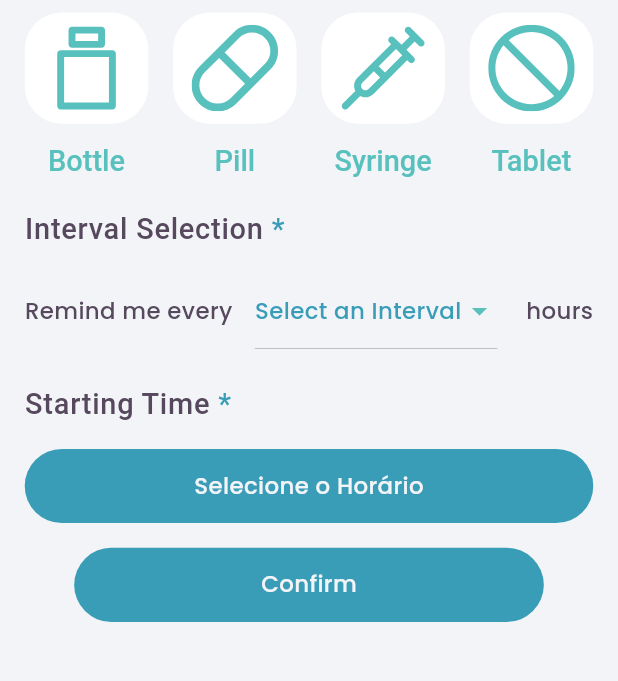
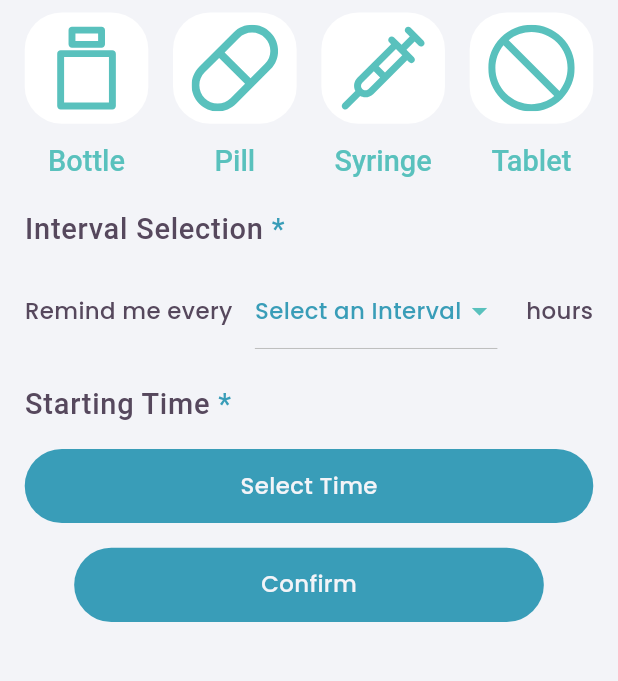
Before and after one commit to thiago082882/Medicine, a Flutter app: the screen it shows after launch, after a tap on the "add" icon, on a phone screen of 412 x 824 dp, the part 531-1212 px from its top. Run offline on Flutter 3.47's test engine with Material 3 defaults, Android fonts, the phone set to English and light mode, and no system bars; our stand-ins replace flare_flutter, flutter_local_notifications, flutter_svg, google_fonts, rxdart, shared_preferences and 2 more.

Commit message:
notificacoes ajustada

```diff
--- a/medicine/lib/main.dart
+++ b/medicine/lib/main.dart
@@ -1,7 +1,7 @@
 import 'package:flutter/material.dart';
 import 'package:google_fonts/google_fonts.dart';
-import 'package:medicine/constants.dart';
-import 'package:medicine/global_bloc.dart';
+import 'package:medicine/utils/constants.dart';
+import 'package:medicine/utils/global_bloc.dart';
 import 'package:medicine/pages/home_page.dart';
 import 'package:medicine/pages/new_entry/new_entry_bloc.dart';
 import 'package:provider/provider.dart';
--- a/medicine/lib/models/medicine.dart
+++ b/medicine/lib/models/medicine.dart
@@ -4,7 +4,7 @@ class Medicine {
   final int? dosage;
   final String? medicineType;
   final int? interval;
-  final String? startTime;
+  late final String? startTime;
 
   Medicine(
       {this.notificationIDs,
--- a/medicine/lib/pages/home_page.dart
+++ b/medicine/lib/pages/home_page.dart
@@ -1,6 +1,6 @@
 import 'package:flutter/material.dart';
 import 'package:flutter_svg/flutter_svg.dart';
-import 'package:medicine/constants.dart';
+import 'package:medicine/utils/constants.dart';
 import 'package:medicine/main.dart';
 import 'package:medicine/models/medicine.dart';
 import 'package:medicine/pages/medicine_details/medicine_details.dart';
@@ -8,7 +8,7 @@ import 'package:medicine/pages/new_entry/new_entry_page.dart';
 import 'package:provider/provider.dart';
 import 'package:sizer/sizer.dart';
 
-import '../global_bloc.dart';
+import '../utils/global_bloc.dart';
 
 class HomePage extends StatelessWidget {
   const HomePage({super.key});
--- a/medicine/lib/pages/medicine_details/medicine_details.dart
+++ b/medicine/lib/pages/medicine_details/medicine_details.dart
@@ -1,7 +1,7 @@
 import 'package:flutter/material.dart';
 import 'package:flutter_svg/flutter_svg.dart';
-import 'package:medicine/constants.dart';
-import 'package:medicine/global_bloc.dart';
+import 'package:medicine/utils/constants.dart';
+import 'package:medicine/utils/global_bloc.dart';
 import 'package:medicine/models/medicine.dart';
 import 'package:provider/provider.dart';
 import 'package:sizer/sizer.dart';
--- a/medicine/lib/global_bloc.dart
+++ b/medicine/lib/utils/global_bloc.dart
@@ -2,7 +2,7 @@ import 'dart:convert';
 import 'package:flutter_local_notifications/flutter_local_notifications.dart';
 import 'package:rxdart/rxdart.dart';
 import 'package:shared_preferences/shared_preferences.dart';
-import 'models/medicine.dart';
+import '../models/medicine.dart';
 
 class GlobalBloc {
   BehaviorSubject<List<Medicine>>? _medicineList$;
@@ -13,7 +13,7 @@ class GlobalBloc {
     makeMedicineList();
   }
 
-  Future removeMedicine(Medicine tobeRemoved) async {
+  Future<void> removeMedicine(Medicine tobeRemoved) async {
     FlutterLocalNotificationsPlugin flutterLocalNotificationsPlugin =
     FlutterLocalNotificationsPlugin();
     SharedPreferences sharedUser = await SharedPreferences.getInstance();
@@ -23,7 +23,7 @@ class GlobalBloc {
     blockList.removeWhere(
             (medicine) => medicine.medicineName == tobeRemoved.medicineName);
 
-    //remove notifications,todo
+    // Remove notificações
     for (int i = 0; i < (24 / tobeRemoved.interval!).floor(); i++) {
       flutterLocalNotificationsPlugin
           .cancel(int.parse(tobeRemoved.notificationIDs![i]));
@@ -40,13 +40,13 @@ class GlobalBloc {
     _medicineList$!.add(blockList);
   }
 
-  Future updateMedicineList(Medicine newMedicine) async {
+  Future<void> updateMedicineList(Medicine newMedicine) async {
     var blocList = _medicineList$!.value;
     blocList.add(newMedicine);
     _medicineList$!.add(blocList);
 
     Map<String, dynamic> tempMap = newMedicine.toJson();
-    SharedPreferences? sharedUser = await SharedPreferences.getInstance();
+    SharedPreferences sharedUser = await SharedPreferences.getInstance();
     String newMedicineJson = jsonEncode(tempMap);
     List<String> medicineJsonList = [];
     if (sharedUser.getStringList('medicines') == null) {
@@ -58,8 +58,8 @@ class GlobalBloc {
     sharedUser.setStringList('medicines', medicineJsonList);
   }
 
-  Future makeMedicineList() async {
-    SharedPreferences? sharedUser = await SharedPreferences.getInstance();
+  Future<void> makeMedicineList() async {
+    SharedPreferences sharedUser = await SharedPreferences.getInstance();
     List<String>? jsonList = sharedUser.getStringList('medicines');
     List<Medicine> prefList = [];
 
@@ -71,7 +71,7 @@ class GlobalBloc {
         Medicine tempMedicine = Medicine.fromJson(userMap);
         prefList.add(tempMedicine);
       }
-      //state update
+      // Atualiza o estado
       _medicineList$!.add(prefList);
     }
   }
--- /dev/null
+++ b/medicine/lib/utils/select_time.dart
@@ -0,0 +1,67 @@
+import 'package:flutter/cupertino.dart';
+import 'package:flutter/material.dart';
+import 'package:provider/provider.dart';
+import 'package:sizer/sizer.dart';
+import '../common/convert_time.dart';
+import 'constants.dart';
+import '../pages/new_entry/new_entry_bloc.dart';
+
+class SelectTime extends StatefulWidget {
+  const SelectTime({Key? key}) : super(key: key);
+
+  @override
+  State<SelectTime> createState() => _SelectTimeState();
+}
+
+class _SelectTimeState extends State<SelectTime> {
+  TimeOfDay _time = const TimeOfDay(hour: 0, minute: 00);
+  bool _clicked = false;
+
+  Future<TimeOfDay> _selectTime() async {
+    final NewEntryBloc newEntryBloc =
+    Provider.of<NewEntryBloc>(context, listen: false);
+
+    final TimeOfDay? picked =
+    await showTimePicker(context: context, initialTime: _time);
+
+    if (picked != null && picked != _time) {
+      setState(() {
+        _time = picked;
+        _clicked = true;
+
+        //update state via provider, we will do later
+        newEntryBloc.updateTime(convertTime(_time.hour.toString()) +
+            convertTime(_time.minute.toString()));
+      });
+    }
+    return picked!;
+  }
+
+  @override
+  Widget build(BuildContext context) {
+    return SizedBox(
+      height: 8.h,
+      child: Padding(
+        padding: EdgeInsets.only(top: 2.h),
+        child: TextButton(
+          style: TextButton.styleFrom(
+              backgroundColor: kPrimaryColor, shape: const StadiumBorder()),
+          onPressed: () {
+            _selectTime();
+          },
+          child: Center(
+            child: Text(
+              _clicked == false
+                  ? "Select Time"
+                  : "${convertTime(_time.hour.toString())}:${convertTime(_time.minute.toString())}",
+              style: Theme.of(context)
+                  .textTheme
+                  .bodyMedium!
+                  .copyWith(color: kScaffoldColor),
+            ),
+          ),
+        ),
+      ),
+    );
+  }
+}
--- a/medicine/pubspec.yaml
+++ b/medicine/pubspec.yaml
@@ -42,8 +42,10 @@ dependencies:
   provider: ^6.1.2
   shared_preferences: ^2.3.4
   flutter_local_notifications: ^18.0.1
+  flutter_timezone: ^1.0.0
   flare_flutter: ^3.0.2
   timezone: ^0.9.1
+
 
 
 dev_dependencies:
```
Also changed, not shown: medicine/lib/pages/new_entry/new_entry_page.dart (+192 -87 lines), medicine/lib/utils/constants.dart (renamed from medicine/lib/constants.dart), medicine/pubspec.lock, 3 other files.
